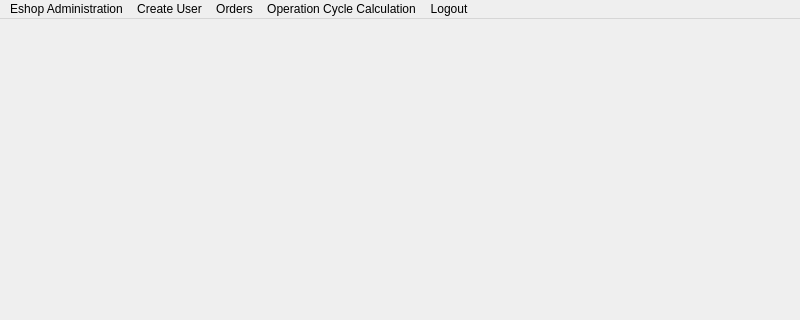
First picture: the form in administratorpanel.ui, repository mhortis/Eshop_QT, before the edit; both pictures show x 0 to 800 and y 0 to 320 of the 800 by 600 pixel window.
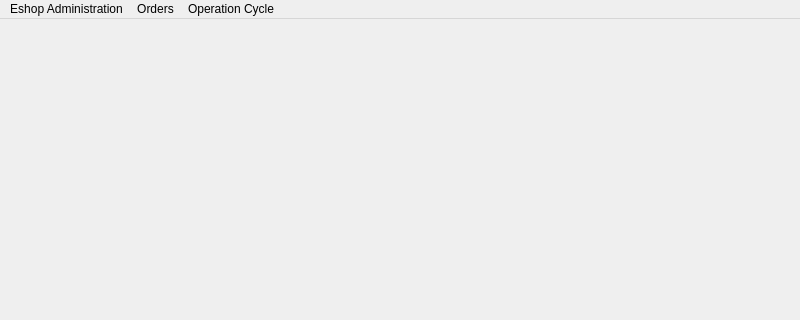
Second picture: the form after the edit.

Commit message: Login - Logout functional

The edit to the form file:
```diff
--- a/administratorpanel.ui
+++ b/administratorpanel.ui
@@ -23,11 +23,6 @@
      <height>26</height>
     </rect>
    </property>
-   <widget class="QMenu" name="menuAdministration">
-    <property name="title">
-     <string>Create User</string>
-    </property>
-   </widget>
    <widget class="QMenu" name="menuShow">
     <property name="title">
      <string>Eshop Administration</string>
@@ -45,7 +40,7 @@
    </widget>
    <widget class="QMenu" name="menuOperation_Cycle_Calculation">
     <property name="title">
-     <string>Operation Cycle Calculation</string>
+     <string>Operation Cycle</string>
     </property>
    </widget>
    <widget class="QMenu" name="menuOrders">
@@ -56,16 +51,9 @@
     <addaction name="actionPrint_Order_per_Product"/>
     <addaction name="actionUpdate_Order_Status"/>
    </widget>
-   <widget class="QMenu" name="menuLogout">
-    <property name="title">
-     <string>Logout</string>
-    </property>
-   </widget>
    <addaction name="menuShow"/>
-   <addaction name="menuAdministration"/>
    <addaction name="menuOrders"/>
    <addaction name="menuOperation_Cycle_Calculation"/>
-   <addaction name="menuLogout"/>
   </widget>
   <widget class="QStatusBar" name="statusbar"/>
   <action name="actionCustomers">
```
Left out of the diff: 21 changed lines with no effect on the pictures. The commit also changes 16 other files.
